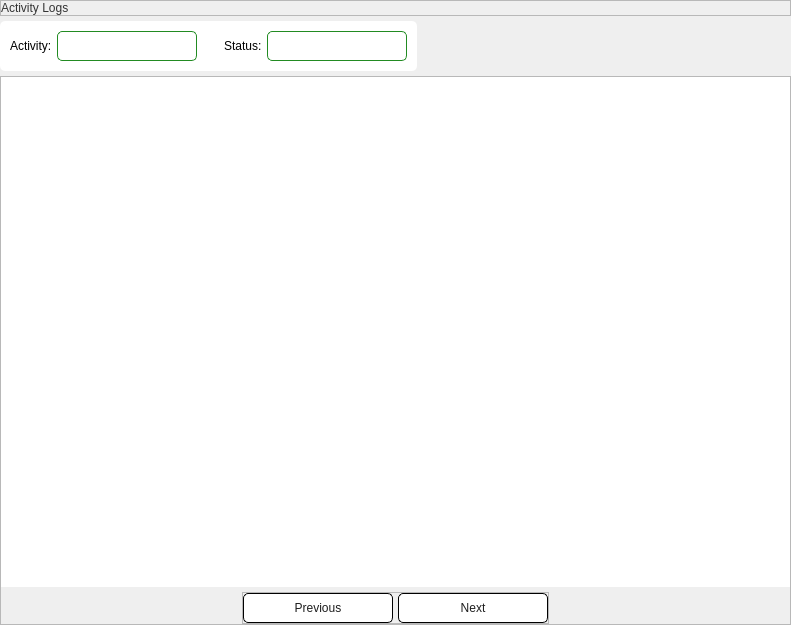
Old version of the form app/src/ui/activity_logs_page.ui in the repository Kazu0210/Inventory-System.
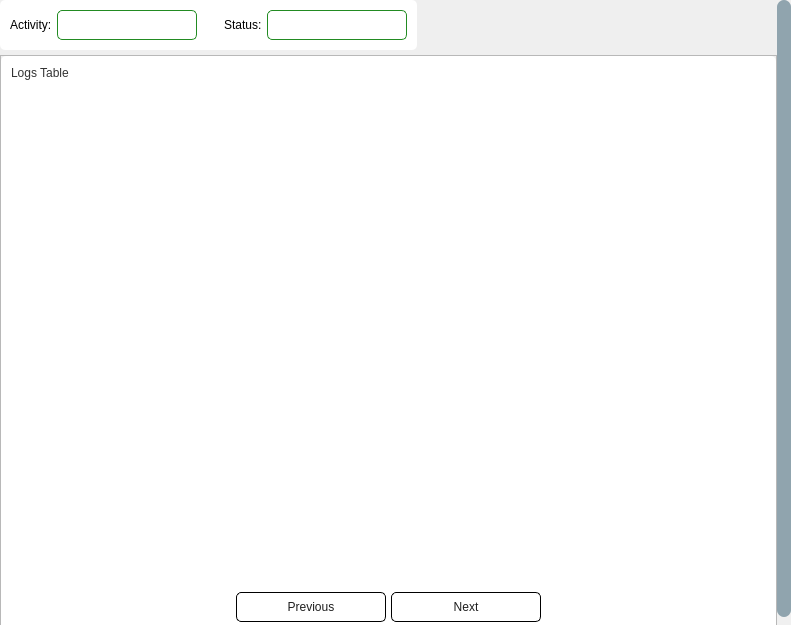
New version of the form.

Commit message: ui changed on accounts page, activity logs, main window, new account page, profile page

The edit to the form file:
```diff
--- a/app/src/ui/activity_logs_page.ui
+++ b/app/src/ui/activity_logs_page.ui
@@ -40,7 +40,46 @@
      <property name="styleSheet">
       <string notr="true">#scrollArea{
 border: none;
-}</string>
+}
+QScrollBar:hover{
+ cursor: pointer;
+}
+            QScrollBar:vertical {
+                border: none;
+                background: #F0F0F0;
+                width: 14px;
+                margin: 0px 0px 0px 0px;
+            }
+            QScrollBar::handle:vertical {
+                background: #90A4AE;
+                border-radius: 7px;
+                min-height: 30px;
+            }
+            QScrollBar::add-line:vertical, QScrollBar::sub-line:vertical {
+                height: 0px;
+                background: none;
+            }
+            QScrollBar::add-page:vertical, QScrollBar::sub-page:vertical {
+                background: #F0F0F0;
+            }
+            QScrollBar:horizontal {
+                border: none;
+                background: #f0f0f0;
+                height: 14px;
+                margin: 0px 0px 0px 0px;
+            }
+            QScrollBar::handle:horizontal {
+                background: #90A4AE;
+                border-radius: 7px;
+                min-width: 14px;
+            }
+            QScrollBar::add-line:horizontal, QScrollBar::sub-line:horizontal {
+                width: 0px;
+                background: none;
+            }
+            QScrollBar::add-page:horizontal, QScrollBar::sub-page:horizontal {
+                background: #f0f0f0;
+            }</string>
      </property>
      <property name="widgetResizable">
       <bool>true</bool>
@@ -50,8 +89,8 @@
        <rect>
         <x>0</x>
         <y>0</y>
-        <width>774</width>
-        <height>633</height>
+        <width>777</width>
+        <height>651</height>
        </rect>
       </property>
       <layout class="QVBoxLayout" name="verticalLayout_2">
@@ -70,44 +109,6 @@
        <property name="bottomMargin">
         <number>0</number>
        </property>
-       <item>
-        <widget class="QFrame" name="frame_2">
-         <property name="frameShape">
-          <enum>QFrame::StyledPanel</enum>
-         </property>
-         <property name="frameShadow">
-          <enum>QFrame::Raised</enum>
-         </property>
-         <layout class="QHBoxLayout" name="horizontalLayout_2">
-          <property name="spacing">
-           <number>0</number>
-          </property>
-          <property name="leftMargin">
-           <number>0</number>
-          </property>
-          <property name="topMargin">
-           <number>0</number>
-          </property>
-          <property name="rightMargin">
-           <number>0</number>
-          </property>
-          <property name="bottomMargin">
-           <number>0</number>
-          </property>
-          <item alignment="Qt::AlignLeft">
-           <widget class="QLabel" name="label">
-            <property name="styleSheet">
-             <string notr="true">font: 87 16pt &quot;Noto Sans Black&quot;;
-color: #333333;</string>
-            </property>
-            <property name="text">
-             <string>Activity Logs</string>
-            </property>
-           </widget>
-          </item>
-         </layout>
-        </widget>
-       </item>
        <item alignment="Qt::AlignLeft">
         <widget class="QFrame" name="frame">
          <property name="styleSheet">
@@ -312,6 +313,86 @@
            <number>0</number>
           </property>
           <item>
+           <widget class="QFrame" name="frame_2">
+            <property name="styleSheet">
+             <string notr="true">*{
+background-color: transparent;
+}
+#frame_2{
+background-color: #fff;
+border-radius: 5px;
+}
+
+QComboBox{
+font: 10pt &quot;Inter&quot;;
+background-color: #fff;
+border: 1px solid #228B22;
+border-radius: 5px;
+padding: 5px
+}
+QComboBox::drop-down{
+border: none;
+background: transparent;
+}
+QComboBox::down-arrow {
+image: none;               
+border: none;              
+width: 0; height: 0;       
+border-left: 5px solid none; 
+border-right: 5px solid none;
+border-top: 7px solid #228B22; 
+margin: 0;
+}</string>
+            </property>
+            <property name="frameShape">
+             <enum>QFrame::StyledPanel</enum>
+            </property>
+            <property name="frameShadow">
+             <enum>QFrame::Raised</enum>
+            </property>
+            <layout class="QVBoxLayout" name="verticalLayout_4">
+             <property name="spacing">
+              <number>5</number>
+             </property>
+             <item>
+              <widget class="QFrame" name="frame_7">
+               <property name="frameShape">
+                <enum>QFrame::StyledPanel</enum>
+               </property>
+               <property name="frameShadow">
+                <enum>QFrame::Raised</enum>
+               </property>
+               <layout class="QHBoxLayout" name="horizontalLayout_2">
+                <property name="spacing">
+                 <number>5</number>
+                </property>
+                <property name="leftMargin">
+                 <number>0</number>
+                </property>
+                <property name="topMargin">
+                 <number>0</number>
+                </property>
+                <property name="rightMargin">
+                 <number>0</number>
+                </property>
+                <property name="bottomMargin">
+                 <number>0</number>
+                </property>
+                <item>
+                 <widget class="QLabel" name="label">
+                  <property name="styleSheet">
+                   <string notr="true">font: 87 16pt &quot;Noto Sans Black&quot;;
+color: #333333;</string>
+                  </property>
+                  <property name="text">
+                   <string>Logs Table</string>
+                  </property>
+                 </widget>
+                </item>
+               </layout>
+              </widget>
+             </item>
+             <item>
            <widget class="QTableWidget" name="tableWidget">
             <property name="minimumSize">
              <size>
@@ -408,6 +489,9 @@
                <property name="text">
                 <string>Next</string>
                </property>
+                 </widget>
+                </item>
+               </layout>
               </widget>
              </item>
             </layout>
```
Lines whose indentation alone changed are shown as unchanged. The commit also changes 25 other files.
